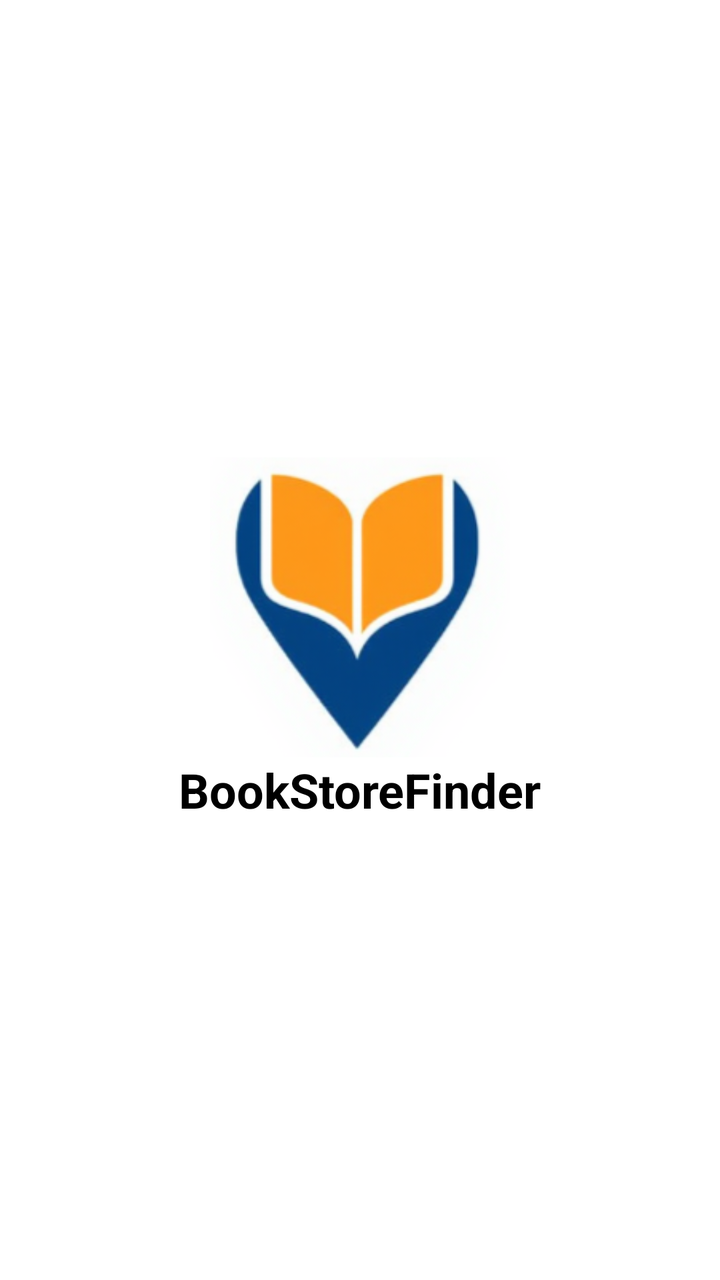
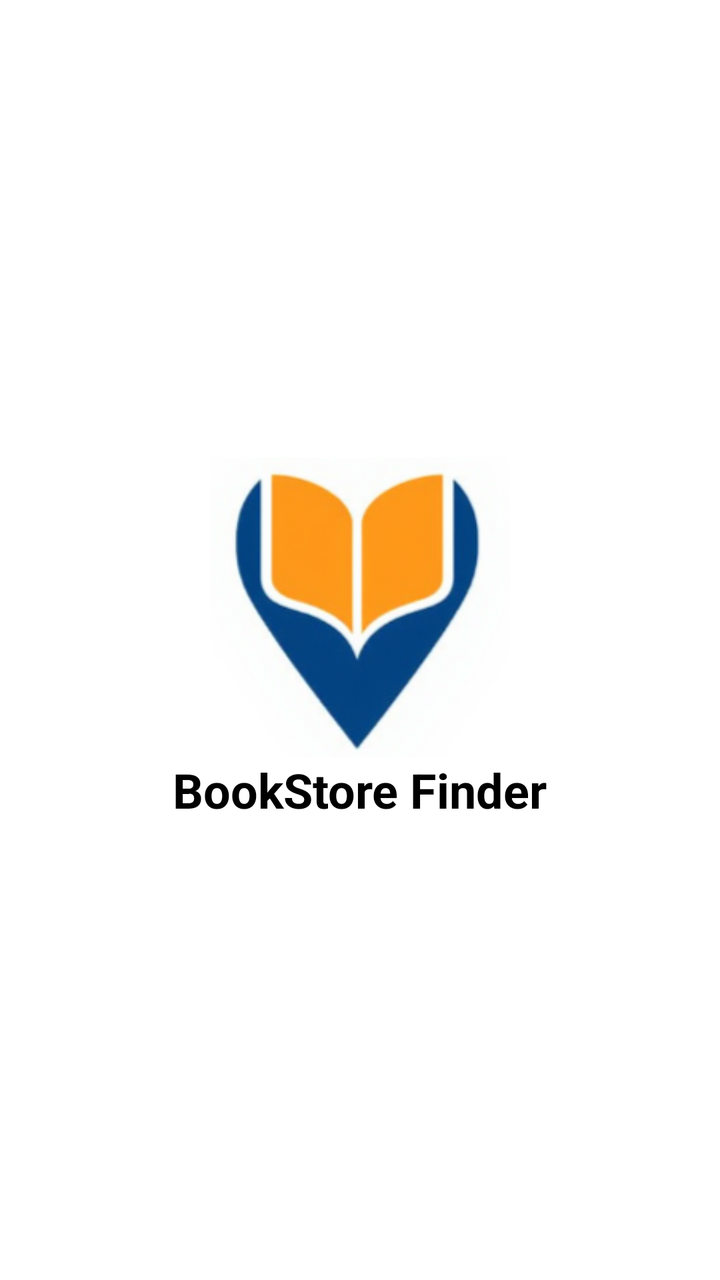

An Android layout rendered at two revisions. The XML below is the earlier revision; the diff shows what the commit changed to produce the second picture.
<!-- AndroidManifest.xml: activity theme Theme.AppCompat.Light.NoActionBar -->
<!-- res/layout/activity_splash.xml -->
<?xml version="1.0" encoding="utf-8"?>
<RelativeLayout xmlns:android="http://schemas.android.com/apk/res/android"
    android:layout_width="match_parent"
    android:layout_height="match_parent"
    android:background="@color/white"
    android:gravity="center">

    <LinearLayout
        android:layout_width="wrap_content"
        android:layout_height="wrap_content"
        android:orientation="vertical"
        android:gravity="center">

        <ImageView
            android:src="@drawable/bookstorefinder"
            android:layout_width="150dp"
            android:layout_height="150dp" />

        <TextView
            android:layout_width="wrap_content"
            android:layout_height="wrap_content"
            android:text="BookStoreFinder"
            android:textSize="24sp"
            android:textStyle="bold"
            android:textColor="@color/black"/>
    </LinearLayout>
</RelativeLayout>
<!-- resources referenced by this layout -->
<resources>
  <color name="black">#FF000000</color>
  <color name="white">#FFFFFFFF</color>
  <!-- drawable bookstorefinder: png bitmap (drawable, 40799 bytes) -->
  <style name="Theme.AppCompat.Light.NoActionBar">
          <item name="windowActionBar">false</item>
          <item name="windowNoTitle">true</item>
          <item name="android:windowFullscreen">true</item>
      </style>
</resources>

<!-- the commit's change to res/layout/activity_splash.xml (unified diff, before → after) -->
@@ -19,7 +19,7 @@
         <TextView
             android:layout_width="wrap_content"
             android:layout_height="wrap_content"
-            android:text="BookStoreFinder"
+            android:text="BookStore Finder"
             android:textSize="24sp"
             android:textStyle="bold"
             android:textColor="@color/black"/>
